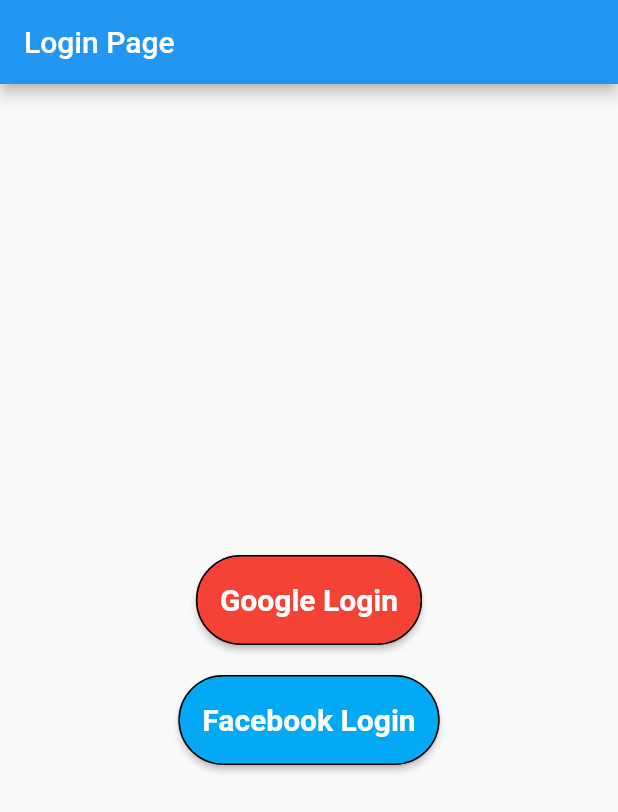
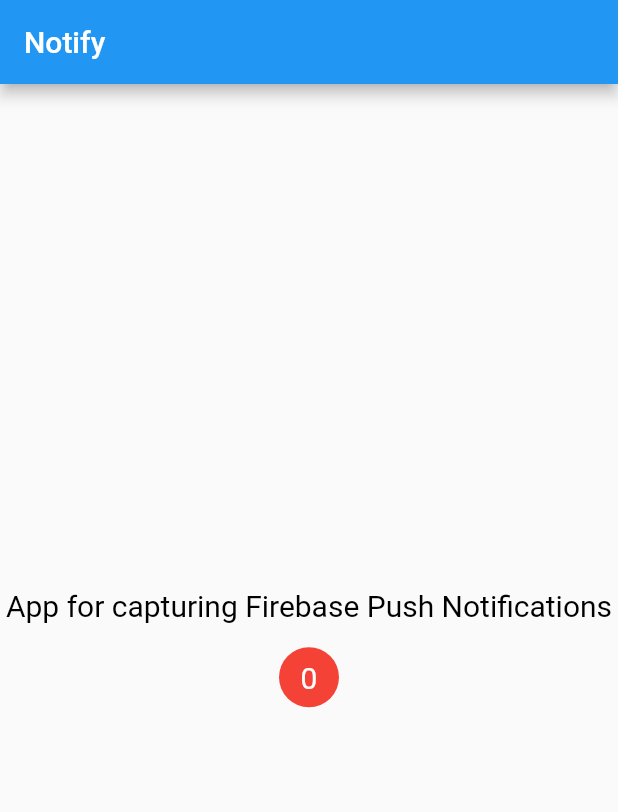
Before and after one commit to bilal1080/login, a Flutter app: the screen it shows after launch, on a phone screen of 412 x 824 dp. Shown: the top 812 px of the screen. Run offline on Flutter 3.47's test engine with Material 2 defaults, Android fonts, the phone set to English and light mode, and no system bars; our stand-ins replace firebase_auth, firebase_core, firebase_messaging, google_sign_in, overlay_support; missing offline and left inert: flutter_facebook_auth; accounts and stored records are empty.

Commit message:
Push Notification

```diff
--- a/lib/main.dart
+++ b/lib/main.dart
@@ -1,49 +1,209 @@
-import 'package:fb_login/login_page.dart';
 import 'package:firebase_core/firebase_core.dart';
+import 'package:firebase_messaging/firebase_messaging.dart';
 import 'package:flutter/material.dart';
+import 'package:overlay_support/overlay_support.dart';
+
+import 'model/push_notification.dart';
+
+Future<void> _firebaseMessagingBackgroundHandler(RemoteMessage message) async {
+  print("Handling a background message: ${message.messageId}");
+}
 
 void main() async {
-  WidgetsFlutterBinding.ensureInitialized();
-  await Firebase.initializeApp();
-
   runApp(MyApp());
 }
 
 class MyApp extends StatelessWidget {
+  @override
   Widget build(BuildContext context) {
-    return App();
+    return MaterialApp(
+        title: 'Push Notification',
+
+        debugShowCheckedModeBanner: false,
+        home: HomePage(),
+
+    );
   }
 }
 
-class App extends StatefulWidget {
+class HomePage extends StatefulWidget {
   @override
-  _AppState createState() => _AppState();
+  _HomePageState createState() => _HomePageState();
 }
 
-class _AppState extends State<App> {
-  final Future<FirebaseApp> _initialization = Firebase.initializeApp();
+class _HomePageState extends State<HomePage> {
+  late final FirebaseMessaging _messaging;
+  late int _totalNotifications;
+  PushNotification? _notificationInfo;
+
+  void registerNotification() async {
+    await Firebase.initializeApp();
+    _messaging = FirebaseMessaging.instance;
+
+    FirebaseMessaging.onBackgroundMessage(_firebaseMessagingBackgroundHandler);
+
+    NotificationSettings settings = await _messaging.requestPermission(
+      alert: true,
+      badge: true,
+      provisional: false,
+      sound: true,
+    );
+
+    if (settings.authorizationStatus == AuthorizationStatus.authorized) {
+      print('User granted permission');
+
+      FirebaseMessaging.onMessage.listen((RemoteMessage message) {
+        print(
+            'Message title: ${message.notification?.title}, body: ${message.notification?.body}, data: ${message.data}');
+
+        // Parse the message received
+        PushNotification notification = PushNotification(
+          title: message.notification?.title,
+          body: message.notification?.body,
+          dataTitle: message.data['title'],
+          dataBody: message.data['body'],
+        );
+
+        setState(() {
+          _notificationInfo = notification;
+          _totalNotifications++;
+        });
+
+        if (_notificationInfo != null) {
+          // For displaying the notification as an overlay
+          showSimpleNotification(
+            Text(_notificationInfo!.title!),
+            leading: NotificationBadge(totalNotifications: _totalNotifications),
+            subtitle: Text(_notificationInfo!.body!),
+            background: Colors.cyan.shade700,
+            duration: Duration(seconds: 2),
+          );
+        }
+      });
+    } else {
+      print('User declined or has not accepted permission');
+    }
+  }
+
+  // For handling notification when the app is in terminated state
+  checkForInitialMessage() async {
+    await Firebase.initializeApp();
+    RemoteMessage? initialMessage =
+        await FirebaseMessaging.instance.getInitialMessage();
+
+    if (initialMessage != null) {
+      PushNotification notification = PushNotification(
+        title: initialMessage.notification?.title,
+        body: initialMessage.notification?.body,
+        dataTitle: initialMessage.data['title'],
+        dataBody: initialMessage.data['body'],
+      );
+
+      setState(() {
+        _notificationInfo = notification;
+        _totalNotifications++;
+      });
+    }
+  }
+
+  @override
+  void initState() {
+    _totalNotifications = 0;
+    registerNotification();
+    checkForInitialMessage();
+
+    // For handling notification when the app is in background
+    // but not terminated
+    FirebaseMessaging.onMessageOpenedApp.listen((RemoteMessage message) {
+      PushNotification notification = PushNotification(
+        title: message.notification?.title,
+        body: message.notification?.body,
+        dataTitle: message.data['title'],
+        dataBody: message.data['body'],
+      );
+
+      setState(() {
+        _notificationInfo = notification;
+        _totalNotifications++;
+      });
+    });
+
+    super.initState();
+  }
 
   @override
   Widget build(BuildContext context) {
-    return FutureBuilder(
-      // Initialize FlutterFire:
-      future: _initialization,
-      builder: (context, snapshot) {
-        // Check for errors
-        if (snapshot.hasError) {
-          return Container();
-        }
-
-        // Once complete, show your application
-        if (snapshot.connectionState == ConnectionState.done) {
-          return Login();
-        }
-
-        // Otherwise, show something whilst waiting for initialization to complete
-        return Center(
-          child: CircularProgressIndicator(),
-        );
-      },
+    return Scaffold(
+      appBar: AppBar(
+        title: Text('Notify'),
+        // ignore: deprecated_member_use
+        brightness: Brightness.dark,
+      ),
+      body: Column(
+        mainAxisAlignment: MainAxisAlignment.center,
+        children: [
+          Text(
+            'App for capturing Firebase Push Notifications',
+            textAlign: TextAlign.center,
+            style: TextStyle(
+              color: Colors.black,
+              fontSize: 20,
+            ),
+          ),
+          SizedBox(height: 16.0),
+          NotificationBadge(totalNotifications: _totalNotifications),
+          SizedBox(height: 16.0),
+          _notificationInfo != null
+              ? Column(
+                  crossAxisAlignment: CrossAxisAlignment.start,
+                  children: [
+                    Text(
+                      'TITLE: ${_notificationInfo!.dataTitle ?? _notificationInfo!.title}',
+                      style: TextStyle(
+                        fontWeight: FontWeight.bold,
+                        fontSize: 16.0,
+                      ),
+                    ),
+                    SizedBox(height: 8.0),
+                    Text(
+                      'BODY: ${_notificationInfo!.dataBody ?? _notificationInfo!.body}',
+                      style: TextStyle(
+                        fontWeight: FontWeight.bold,
+                        fontSize: 16.0,
+                      ),
+                    ),
+                  ],
+                )
+              : Container(),
+        ],
+      ),
     );
   }
 }
+
+class NotificationBadge extends StatelessWidget {
+  final int totalNotifications;
+
+  const NotificationBadge({required this.totalNotifications});
+
+  @override
+  Widget build(BuildContext context) {
+    return Container(
+      width: 40.0,
+      height: 40.0,
+      decoration: new BoxDecoration(
+        color: Colors.red,
+        shape: BoxShape.circle,
+      ),
+      child: Center(
+        child: Padding(
+          padding: const EdgeInsets.all(8.0),
+          child: Text(
+            '$totalNotifications',
+            style: TextStyle(color: Colors.white, fontSize: 20),
+          ),
+        ),
+      ),
+    );
+  }
+}
--- /dev/null
+++ b/lib/model/push_notification.dart
@@ -0,0 +1,13 @@
+class PushNotification {
+  PushNotification({
+    this.title,
+    this.body,
+    this.dataTitle,
+    this.dataBody,
+  });
+
+  String? title;
+  String? body;
+  String? dataTitle;
+  String? dataBody;
+}
--- a/pubspec.yaml
+++ b/pubspec.yaml
@@ -33,6 +33,8 @@
   firebase_auth: ^3.1.0
   cloud_firestore: ^2.5.1
   flutter_facebook_auth: "^3.5.0"
+  firebase_messaging: ^10.0.6
+  overlay_support: ^1.2.1
 dev_dependencies:
   flutter_test:
     sdk: flutter
```
Also changed, not shown: mainpage.txt (added, +49 -0 lines), pubspec.lock, 1 other file.
